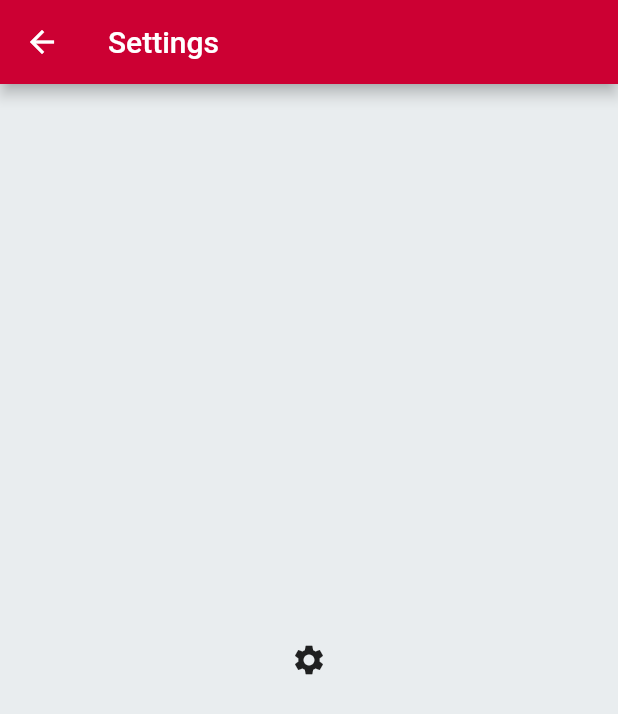
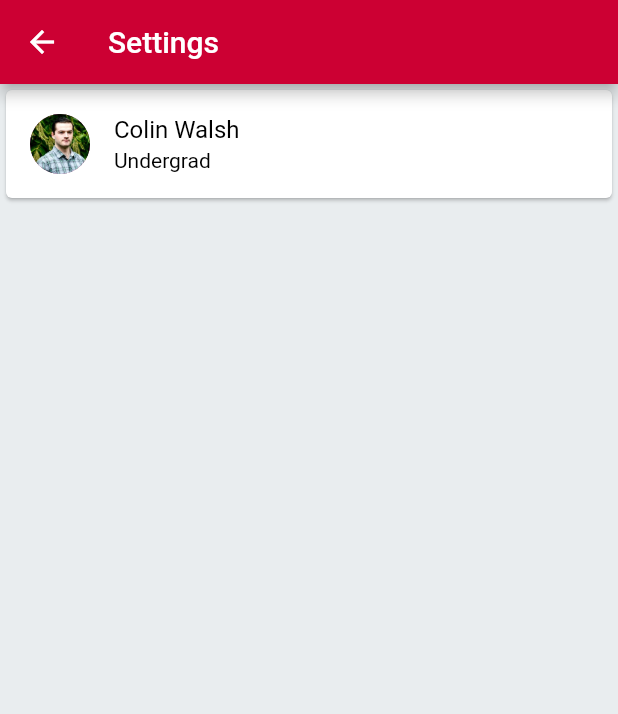
Before and after one commit to colinfwalsh/rutgers_flutter, a Flutter app: the screen it shows after launch, item 3 of the bottom bar chosen, after a tap on the "settings" icon, on a phone screen of 412 x 824 dp. Shown: the top 714 px of the screen. Run offline on Flutter 3.47's test engine with Material 2 defaults, Android fonts, the phone set to English and light mode, and no system bars.

Commit message:
added comments and providers

```diff
--- a/lib/main.dart
+++ b/lib/main.dart
@@ -2,26 +2,7 @@ import 'package:flutter/material.dart';
 import './navigation.dart';
 import './theme.dart';
 
-void main() => runApp(MyApp());
-class MyApp extends StatelessWidget {
-  // This widget is the root of your application.
-  @override
-  Widget build(BuildContext context) {
-    return MaterialApp(
-      theme: ThemeData(
-        // This is the theme of your application.
-        //
-        // Try running your application with "flutter run". You'll see the
-        // application has a blue toolbar. Then, without quitting the app, try
-        // changing the primarySwatch below to Colors.green and then invoke
-        // "hot reload" (press "r" in the console where you ran "flutter run",
-        // or simply save your changes to "hot reload" in a Flutter IDE).
-        // Notice that the counter didn't reset back to zero; the application
-        // is not restarted.
-
-        primarySwatch: ThemeColors.primary
-      ),
-      home: Navigation()
-    );
-  }
-}
+void main() => runApp(ThemeProvider(
+  darkMode: false,
+  home: Navigation()
+));
--- a/lib/navigation.dart
+++ b/lib/navigation.dart
@@ -1,4 +1,12 @@
+/// Author: Christian Juth
+/// Date: 7/26/19
+/// File: navigation.dart
+/// Summary:
+///   This file contains both the TabBarView
+///   and bottomNavigationBar widgets.
+
 import 'package:flutter/material.dart';
+import 'package:provider/provider.dart';
 import './theme.dart';
 
 // screens
@@ -10,39 +18,11 @@ import './screens/profile_screen.dart';
 class Navigation extends StatelessWidget {
   @override
   Widget build(BuildContext context) {
-    return MaterialApp(
-      // title: 'Flutter Demo',
-      theme: ThemeData(
-        // This is the theme of your application.
-        //
-        // Try running your application with "flutter run". You'll see the
-        // application has a blue toolbar. Then, without quitting the app, try
-        // changing the primarySwatch below to Colors.green and then invoke
-        // "hot reload" (press "r" in the console where you ran "flutter run",
-        // or simply save your changes to "hot reload" in a Flutter IDE).
-        // Notice that the counter didn't reset back to zero; the application
-        // is not restarted.
+    ThemeColors theme = Provider.of<ThemeColors>(context);
 
-        primarySwatch: ThemeColors.primary
-      ),
-      home: DefaultTabController(
+    return DefaultTabController(
       length: 3,
       child: Scaffold(
-          // appBar: AppBar(
-          //   backgroundColor: ThemeColors.primary,
-          //   title: Text('Rutgers'),
-          //   actions: <Widget>[
-          //     IconButton(
-          //       icon: Icon(Icons.settings, color: Colors.white),
-          //       onPressed: () {
-          //         Navigator.push(
-          //           context,
-          //           MaterialPageRoute(builder: (context) => SettingsPage()),
-          //         );
-          //       },
-          //     )
-          //   ]
-          // ),
         body: TabBarView(
           children: [
             HomeScreen(),
@@ -57,23 +37,16 @@ class Navigation extends StatelessWidget {
           ],
         ),
         bottomNavigationBar: Container(
-            color: ThemeColors.primary,
+          color: theme.primary,
           child: new TabBar(
             tabs: [
-                Tab(
-                  icon: new Icon(Icons.home),
-                ),
-                Tab(
-                  icon: new Icon(Icons.apps),
-                ),
-                Tab(
-                  icon: new Icon(Icons.person),
-                )
+              Tab(icon: new Icon(Icons.home)),
+              Tab(icon: new Icon(Icons.apps)),
+              Tab(icon: new Icon(Icons.person))
             ]
           ),
         ),
       ),
-      )
     );
   }
 }
--- a/lib/screens/dashboard_screen.dart
+++ b/lib/screens/dashboard_screen.dart
@@ -1,6 +1,7 @@
 import 'package:flutter/foundation.dart';
 import 'package:flutter/material.dart';
-import 'package:flutter_webview_plugin/flutter_webview_plugin.dart';
+// import 'package:flutter_webview_plugin/flutter_webview_plugin.dart';
+import 'package:provider/provider.dart';
 import '../theme.dart';
 
 class DashboardScreen extends StatelessWidget {
@@ -14,6 +15,8 @@ class DashboardScreen extends StatelessWidget {
 
   @override
   Widget build(BuildContext context) {
+    ThemeColors theme = Provider.of<ThemeColors>(context);
+
     return Scaffold(
         appBar: AppBar(
           title: Text("Dashboard"),
@@ -28,7 +31,7 @@ class DashboardScreen extends StatelessWidget {
           ]
         ),
         body: Container(
-          color: ThemeColors.background,
+          color: theme.background,
           child: ListView.builder(
             // Let the ListView know how many items it needs to build.
             itemCount: items.length,
--- a/lib/screens/home_screen.dart
+++ b/lib/screens/home_screen.dart
@@ -1,27 +1,49 @@
 import 'package:flutter/material.dart';
+import '../widgets/module.dart';
+import 'package:provider/provider.dart';
 import '../theme.dart';
 
 class HomeScreen extends StatelessWidget {
+
+  final widgets = [
+    'profile'
+  ];
+
   @override
   Widget build(BuildContext context) {
+    ThemeColors theme = Provider.of<ThemeColors>(context);
+
     return Scaffold(
       appBar: AppBar(
         title: Text("Rutgers"),
+        elevation: 0.0,
+        actions: <Widget>[
+          IconButton(
+            icon: Icon(Icons.search, color: Colors.white),
+            onPressed: () {
+              print('impliment search');
+            },
+          )
+        ]
       ),
       body: Container(
-        color: ThemeColors.background,
+        color: theme.background,
         child: ListView(
           children: [
-            Container(
-              color: Color(0xffDDDDDD),
-              child: TextField(
-                decoration: InputDecoration(
-                  border: InputBorder.none,
-                  contentPadding: const EdgeInsets.all(15.0),
-                  hintText: 'Search rutgers'
-                )
-              )
-            )
+            // Container(
+            //   color: Color(0xffDDDDDD),
+            //   child: TextField(
+            //     decoration: InputDecoration(
+            //       border: InputBorder.none,
+            //       contentPadding: const EdgeInsets.all(15.0),
+            //       hintText: 'Search rutgers'
+            //     )
+            //   )
+            // ),
+            ...this.widgets.map((widget) => Module(
+              style: 'card',
+              widget: widget
+            ))
           ]
         )
       )
--- a/lib/screens/profile_screen.dart
+++ b/lib/screens/profile_screen.dart
@@ -1,10 +1,13 @@
 import 'package:flutter/material.dart';
+import '../screens/settings_page.dart';
+import 'package:provider/provider.dart';
 import '../theme.dart';
-import '../screens/settings_page.dart';
 
 class ProfileScreen extends StatelessWidget {
   @override
   Widget build(BuildContext context) {
+    ThemeColors theme = Provider.of<ThemeColors>(context);
+
     return Scaffold(
       appBar: AppBar(
         title: Text("Profile"),
@@ -22,7 +25,7 @@ class ProfileScreen extends StatelessWidget {
         ]
       ),
       body: Container(
-        color: ThemeColors.background,
+        color: theme.background,
         child: Center(
           child: Icon(Icons.person)
         )
--- a/lib/screens/settings_page.dart
+++ b/lib/screens/settings_page.dart
@@ -1,17 +1,36 @@
 import 'package:flutter/material.dart';
+import '../widgets/module.dart';
+import 'package:provider/provider.dart';
 import '../theme.dart';
 
 class SettingsPage extends StatelessWidget {
   @override
   Widget build(BuildContext context) {
+    ThemeColors theme = Provider.of<ThemeColors>(context);
+
     return Scaffold(
       appBar: AppBar(
         title: Text("Settings"),
       ),
       body: Container(
-        color: ThemeColors.background,
-        child: Center(
-          child: Icon(Icons.settings)
+        color: theme.background,
+        child: ListView(
+          children: [
+            // Container(
+            //   color: Color(0xffDDDDDD),
+            //   child: TextField(
+            //     decoration: InputDecoration(
+            //       border: InputBorder.none,
+            //       contentPadding: const EdgeInsets.all(15.0),
+            //       hintText: 'Search rutgers'
+            //     )
+            //   )
+            // ),
+            Module(
+              style: 'card',
+              widget: 'profile'
+            )
+          ]
         )
       )
     );
--- a/lib/theme.dart
+++ b/lib/theme.dart
@@ -1,4 +1,5 @@
 import 'package:flutter/material.dart';
+import 'package:provider/provider.dart';
 
 Map<int, Color> color = {
   50:Color.fromRGBO(136,14,79, .1),
@@ -13,8 +14,41 @@ Map<int, Color> color = {
   900:Color.fromRGBO(136,14,79, 1),
 };
 
-@immutable
 class ThemeColors {
-  static final primary = MaterialColor(0xffcc0033, color);
-  static final background = Color(0xffE9EDEF);
+  Color primary;
+  Color background;
+  bool darkMode;
+
+  ThemeColors({darkMode}) {
+    this.darkMode = darkMode;
+    this.primary = MaterialColor(darkMode ? 0xff000000 : 0xffcc0033, color);
+    this.background = Color(darkMode ? 0xff333333 : 0xffE9EDEF);
+  }
 }
+
+class ThemeProvider extends StatelessWidget {
+  Widget home;
+  bool darkMode;
+
+  ThemeProvider({home, darkMode}) {
+    this.darkMode ??= darkMode;
+    this.home = home;
+  }
+
+  @override
+  Widget build(BuildContext context) {
+    ThemeColors theme = new ThemeColors(
+      darkMode: this.darkMode
+    );
+
+    return Provider<ThemeColors>.value(
+      value: theme,
+      child: MaterialApp(
+        theme: ThemeData(
+          primarySwatch: theme.primary
+        ),
+        home: this.home
+      )
+    );
+  }
+}
--- /dev/null
+++ b/lib/widgets/module.dart
@@ -0,0 +1,58 @@
+/// Author: Christian Juth
+/// Date: 7/28/19
+/// File: module.dart
+/// Summary:
+///   Module is the wrapper component and provider
+///   for all modules. It is the only class needed
+///   to implement widgets. The main class "Module"
+///   takes an argument "widget" which allows the
+///   developer to programatically select which
+///   widget they want.
+
+import 'package:flutter/material.dart';
+import 'package:provider/provider.dart';
+import './module_config.dart';
+import '../theme.dart';
+
+// import all modules
+import './modules/profile_module.dart';
+
+
+
+@immutable
+class Widgets{
+  static get(String style, String name) {
+    switch(name+'_'+style) {
+      case 'profile_card': return ProfileCard();
+      case 'profile_widget': return ProfileCard();
+      // case 'profile': return ProfileCard();
+
+      // if no widget was found
+      // show 404 text on screen
+      default: return Text('404');
+    }
+  }
+}
+
+class Module extends StatelessWidget {
+  final String widget;
+  final String style;
+
+  Module({
+    Key key,
+    @required this.widget,
+    @required this.style
+  }) : super(key: key);
+
+  @override
+  Widget build(BuildContext context) {
+    ThemeColors theme = Provider.of<ThemeColors>(context);
+
+    return Provider<ModuleConfig>.value(
+      value: new ModuleConfig(
+        darkMode: theme.darkMode
+      ),
+      child: Widgets.get(this.style, this.widget)
+    );
+  }
+}
--- /dev/null
+++ b/lib/widgets/module_config.dart
@@ -0,0 +1,19 @@
+/// Author: Christian Juth
+/// Date: 7/26/19
+/// File: module_config.dart
+/// Summary:
+///   ModuleConfig contains the default config
+///   for modules. It also allows the developer
+///   to overwrite the default values. This class
+///   is used as the provider type in ./module.dart
+
+class ModuleConfig {
+
+  // defaults
+  bool darkMode;
+
+  // allow user to override defaults
+  ModuleConfig({darkMode}) {
+    this.darkMode ??= darkMode;
+  }
+}
--- /dev/null
+++ b/lib/widgets/module_partials.dart
@@ -0,0 +1,49 @@
+/// Author: Christian Juth
+/// Date: 7/28/19
+/// File: module_container.dart
+/// Summary:
+///   Module container encapsolates all widgets.
+
+import 'package:flutter/material.dart';
+import 'package:provider/provider.dart';
+import './module_config.dart';
+
+
+
+
+class ModuleContainer extends StatelessWidget {
+  final Widget child;
+  ModuleContainer({Key key, @required this.child}) : super(key: key);
+
+  @override
+  Widget build(BuildContext context) {
+    ModuleConfig config = Provider.of<ModuleConfig>(context);
+
+    return Card(
+      color: config.darkMode? Color(0xff000000) : Color(0xffFFFFFF),
+      child: this.child
+    );
+  }
+}
+
+
+
+class ModuleText extends StatelessWidget {
+  String text;
+
+  ModuleText(text) {
+    this.text = text;
+  }
+
+  @override
+  Widget build(BuildContext context) {
+    ModuleConfig config = Provider.of<ModuleConfig>(context);
+
+    return Text(
+      this.text,
+      style: TextStyle(
+        color: config.darkMode? Color(0xffFFFFFF) : Color(0xff000000)
+      )
+    );
+  }
+}
--- /dev/null
+++ b/lib/widgets/modules/profile_module.dart
@@ -0,0 +1,58 @@
+/// Author: Christian Juth
+/// Date: 7/28/19
+/// File: profile_module.dart
+/// Summary:
+
+
+import 'package:flutter/material.dart';
+import 'package:provider/provider.dart';
+import '../module_config.dart';
+import '../module_partials.dart';
+
+class ProfileWidget extends StatelessWidget {
+
+  // hard coded data is temporary
+  // this should be removed
+  final image = 'assets/me.jpeg';
+  final title = 'Colin Walsh';
+  final subtitle = 'Undergrad';
+
+  @override
+  Widget build(BuildContext context) {
+    return ModuleContainer(
+      child: Container(
+        child: ListTile(
+          onTap: null,
+          leading: CircleAvatar(
+              backgroundImage: AssetImage(this.image)
+          ),
+          title: Text(this.title),
+          subtitle: Text(this.subtitle),
+        )
+      )
+    );
+  }
+}
+
+class ProfileCard extends StatelessWidget {
+
+  // hard coded data is temporary
+  // this should be removed
+  final image = 'assets/me.jpeg';
+  final title = 'Colin Walsh';
+  final subtitle = 'Undergrad';
+
+  @override
+  Widget build(BuildContext context) {
+    return ModuleContainer(
+      child: ListTile(
+        onTap: null,
+        leading: CircleAvatar(
+            backgroundImage: AssetImage(this.image)
+        ),
+        title: ModuleText(this.title),
+        subtitle: ModuleText(this.subtitle),
+      )
+    );
+  }
+}
--- a/pubspec.yaml
+++ b/pubspec.yaml
@@ -23,6 +23,7 @@ dependencies:
   # The following adds the Cupertino Icons font to your application.
   # Use with the CupertinoIcons class for iOS style icons.
   cupertino_icons: ^0.1.2
+  provider: ^3.0.0
 
 dev_dependencies:
   flutter_test:
```
Also changed, not shown: lib/widgets/modules/module_style_guide.dart (added, +7 -0 lines), pubspec.lock. Lines whose indentation alone changed are shown as unchanged.
